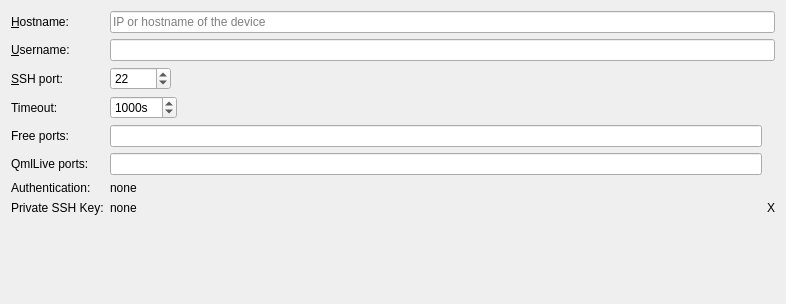
First picture: the form in src/plugins/mer/merhardwaredevicewidget.ui, repository msgpo/sailfish-qtcreator, before the edit.
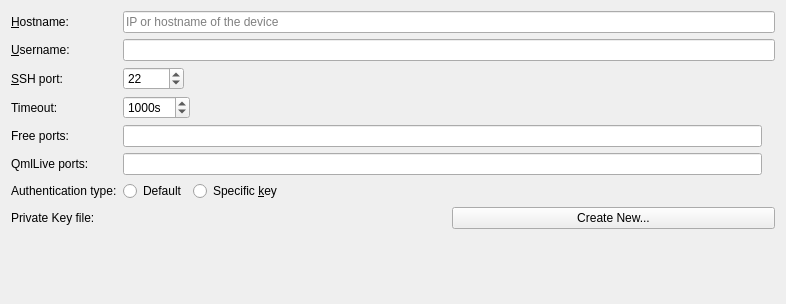
Second picture: the form after the edit. Custom widgets are drawn as their Qt base class.

Commit message:
Mer: Allow to change SSH key for HW devices
Align more with RemoteLinux implementation

Diff of the .ui file:
```diff
--- a/src/plugins/mer/merhardwaredevicewidget.ui
+++ b/src/plugins/mer/merhardwaredevicewidget.ui
@@ -170,83 +170,89 @@
    <item row="6" column="0">
     <widget class="QLabel" name="authTypeLabel">
      <property name="text">
-      <string>Authentication:</string>
+      <string>Authentication type:</string>
      </property>
     </widget>
    </item>
    <item row="6" column="1">
-    <widget class="QLabel" name="autheticationTypeLabelEdit">
-     <property name="text">
-      <string>none</string>
-     </property>
-     <property name="textInteractionFlags">
-      <set>Qt::LinksAccessibleByMouse|Qt::TextSelectableByKeyboard|Qt::TextSelectableByMouse</set>
-     </property>
+    <widget class="QWidget" name="authTypeButtonsWidget" native="true">
+     <layout class="QHBoxLayout" name="horizontalLayout_5">
+      <property name="leftMargin">
+       <number>0</number>
+      </property>
+      <property name="topMargin">
+       <number>0</number>
+      </property>
+      <property name="rightMargin">
+       <number>0</number>
+      </property>
+      <property name="bottomMargin">
+       <number>0</number>
+      </property>
+      <item>
+       <widget class="QRadioButton" name="defaultAuthButton">
+        <property name="text">
+         <string>Default</string>
+        </property>
+       </widget>
+      </item>
+      <item>
+       <widget class="QRadioButton" name="keyButton">
+        <property name="text">
+         <string>Specific &amp;key</string>
+        </property>
+       </widget>
+      </item>
+      <item>
+       <spacer name="horizontalSpacer_4">
+        <property name="orientation">
+         <enum>Qt::Horizontal</enum>
+        </property>
+        <property name="sizeHint" stdset="0">
+         <size>
+          <width>40</width>
+          <height>20</height>
+         </size>
+        </property>
+       </spacer>
+      </item>
+     </layout>
     </widget>
    </item>
    <item row="7" column="0">
     <widget class="QLabel" name="keyLabel">
      <property name="text">
-      <string>Private SSH Key:</string>
+      <string>Private Key file:</string>
      </property>
      <property name="alignment">
-      <set>Qt::AlignLeading|Qt::AlignLeft|Qt::AlignTop</set>
+      <set>Qt::AlignLeading|Qt::AlignLeft|Qt::AlignVCenter</set>
      </property>
     </widget>
    </item>
    <item row="7" column="1">
     <layout class="QHBoxLayout" name="horizontalLayout_4">
      <item>
-      <widget class="QLabel" name="privateKeyLabelEdit">
-       <property name="sizePolicy">
-        <sizepolicy hsizetype="Expanding" vsizetype="MinimumExpanding">
-         <horstretch>0</horstretch>
-         <verstretch>0</verstretch>
-        </sizepolicy>
-       </property>
+      <widget class="Utils::PathChooser" name="keyFileLineEdit" native="true"/>
+     </item>
+     <item>
+      <widget class="QPushButton" name="createKeyButton">
        <property name="text">
-        <string>none</string>
+        <string>Create New...</string>
        </property>
-       <property name="alignment">
-        <set>Qt::AlignLeading|Qt::AlignLeft|Qt::AlignTop</set>
-       </property>
-       <property name="wordWrap">
-        <bool>true</bool>
-       </property>
-       <property name="textInteractionFlags">
-        <set>Qt::LinksAccessibleByMouse|Qt::TextSelectableByKeyboard|Qt::TextSelectableByMouse</set>
-       </property>
-      </widget>
-     </item>
-     <item alignment="Qt::AlignTop">
-      <widget class="QWidget" name="widget" native="true">
-       <layout class="QHBoxLayout" name="horizontalLayout_3">
-        <property name="leftMargin">
-         <number>0</number>
-        </property>
-        <property name="topMargin">
-         <number>0</number>
-        </property>
-        <property name="rightMargin">
-         <number>0</number>
-        </property>
-        <property name="bottomMargin">
-         <number>0</number>
-        </property>
-        <item>
-         <widget class="QLabel" name="privateKeyWarningLabel">
-          <property name="text">
-           <string>X</string>
-          </property>
-         </widget>
-        </item>
-       </layout>
       </widget>
      </item>
     </layout>
    </item>
   </layout>
  </widget>
+ <customwidgets>
+  <customwidget>
+   <class>Utils::PathChooser</class>
+   <extends>QWidget</extends>
+   <header location="global">utils/pathchooser.h</header>
+   <container>1</container>
+  </customwidget>
+ </customwidgets>
  <resources/>
  <connections/>
 </ui>
```
Left out of the diff: 2 changed lines with no effect on the pictures. The commit also changes 2 other files.
